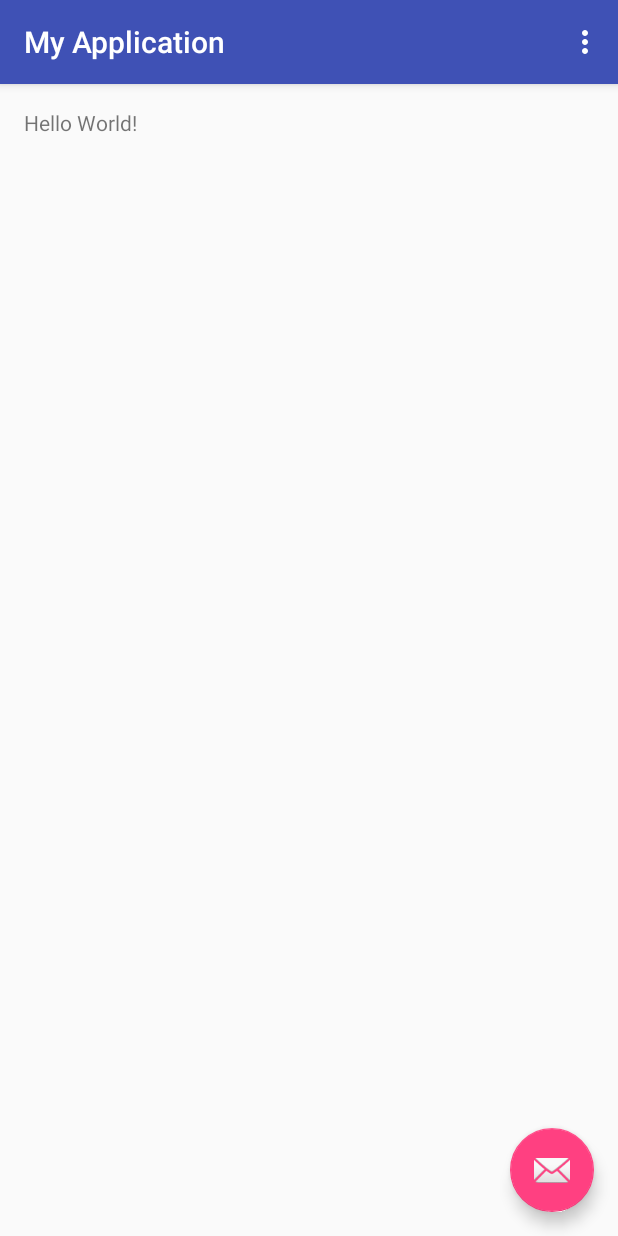
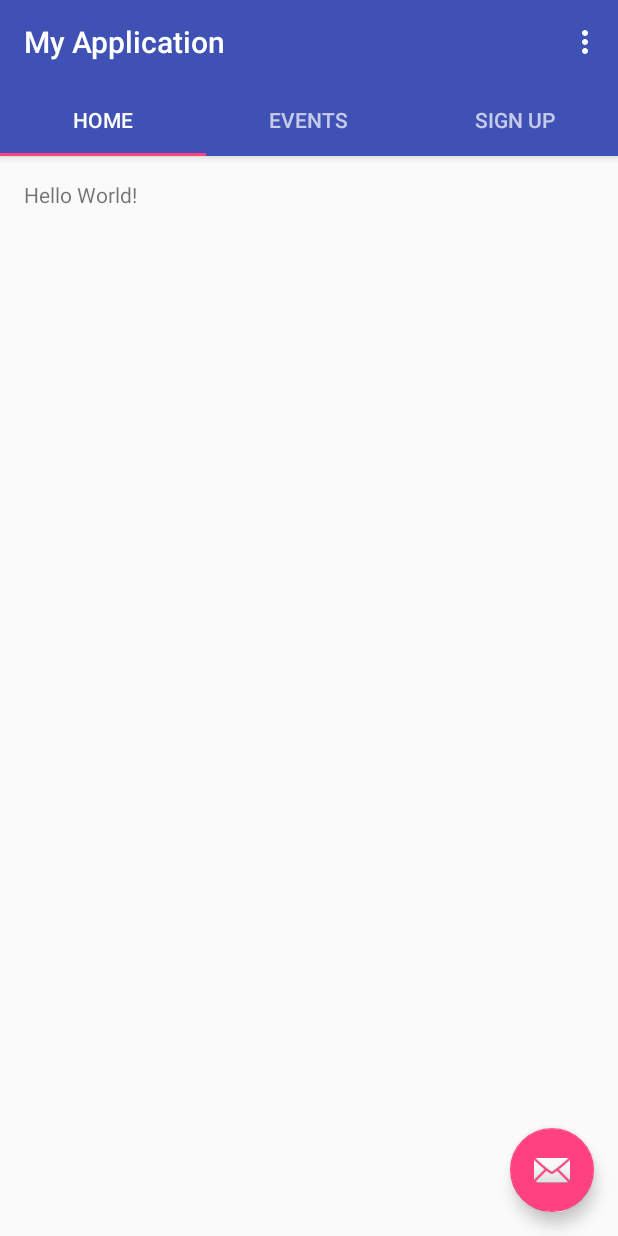
Before and after one commit to hoja0512/RLC, an Android app: the screen it shows after launch (MainActivity), on a phone screen of 412 x 824 dp. Run offline under Robolectric (Android 15) with nearby library versions, the phone set to English and light mode, and no system bars.

Commit message:
Working Tab Navigation

```diff
--- /dev/null
+++ b/app/src/main/java/com/example/jason/myapplication/DummyFragment.java
@@ -0,0 +1,33 @@
+package com.example.jason.myapplication;
+
+
+import android.support.v4.app.Fragment;
+import android.os.Bundle;
+import android.view.LayoutInflater;
+import android.view.View;
+import android.view.ViewGroup;
+import android.widget.TextView;
+
+
+/**
+ * A simple {@link Fragment} subclass.
+ */
+public class DummyFragment extends Fragment {
+    public static final String ARG_SECTION_NUMBER = "section_number";
+
+    public DummyFragment() {
+        // Required empty public constructor
+    }
+
+
+    @Override
+    public View onCreateView(LayoutInflater inflater, ViewGroup container,
+                             Bundle savedInstanceState) {
+        View rootView = inflater.inflate(R.layout.fragment_dummy, container, false);
+        TextView dummyTextView = (TextView) rootView.findViewById(R.id.textView);
+        dummyTextView.setText(Integer.toString(getArguments().getInt(ARG_SECTION_NUMBER)));
+        return rootView;
+    }
+
+
+}
--- a/app/src/main/java/com/example/jason/myapplication/MainActivity.java
+++ b/app/src/main/java/com/example/jason/myapplication/MainActivity.java
@@ -1,15 +1,22 @@
 package com.example.jason.myapplication;
 
 import android.os.Bundle;
-import android.support.design.widget.FloatingActionButton;
-import android.support.design.widget.Snackbar;
+import android.support.design.widget.TabLayout;
+import android.support.v4.view.ViewPager;
 import android.support.v7.app.AppCompatActivity;
 import android.support.v7.widget.Toolbar;
-import android.view.View;
 import android.view.Menu;
 import android.view.MenuItem;
 
 public class MainActivity extends AppCompatActivity {
+
+    // name a ViewPager variable. A ViewPager is a layout manager that allows the user to
+    // flip left and right through pages of data. You supply an PagerAdapter to generate the
+    // pages that the view shows. mViewPager host the contents supplied by the PagerAdapter
+
+    // PagerAdapter is an class that represents each page as a Fragment.
+    // mSectionsPagerAdapter will provide fragments for each page.
+    SectionsPagerAdapter mSectionsPagerAdapter;
 
     @Override
     protected void onCreate(Bundle savedInstanceState) {
@@ -18,14 +25,37 @@ public class MainActivity extends AppCompatActivity {
         Toolbar toolbar = (Toolbar) findViewById(R.id.toolbar);
         setSupportActionBar(toolbar);
 
-        FloatingActionButton fab = (FloatingActionButton) findViewById(R.id.fab);
-        fab.setOnClickListener(new View.OnClickListener() {
+        //create a TabLayout object that references the view in activity main.
+        TabLayout tabLayout = (TabLayout) findViewById(R.id.tab_layout);
+        //create a ViewPager object that references the view in activity main.
+        final ViewPager mViewPager = (ViewPager) findViewById(R.id.pager);
+        //create an Adapter
+        mSectionsPagerAdapter = new SectionsPagerAdapter(getSupportFragmentManager());
+        //create tabs
+        tabLayout.setTabsFromPagerAdapter(mSectionsPagerAdapter);
+        //supply the ViewPager with the adapter
+        mViewPager.setAdapter(mSectionsPagerAdapter);
+
+        //create viewPager listeners which a TabLayout listener.
+       mViewPager.addOnPageChangeListener(new TabLayout.TabLayoutOnPageChangeListener(tabLayout));
+        tabLayout.setOnTabSelectedListener(new TabLayout.OnTabSelectedListener() {
             @Override
-            public void onClick(View view) {
-                Snackbar.make(view, "Replace with your own action", Snackbar.LENGTH_LONG)
-                        .setAction("Action", null).show();
+            public void onTabSelected(TabLayout.Tab tab) {
+                mViewPager.setCurrentItem(tab.getPosition());
+            }
+
+            @Override
+            public void onTabUnselected(TabLayout.Tab tab) {
+
+            }
+
+            @Override
+            public void onTabReselected(TabLayout.Tab tab) {
+
             }
         });
+
+
     }
 
     @Override
--- /dev/null
+++ b/app/src/main/java/com/example/jason/myapplication/SectionsPagerAdapter.java
@@ -0,0 +1,82 @@
+package com.example.jason.myapplication;
+
+import android.os.Bundle;
+import android.support.v4.app.Fragment;
+import android.support.v4.app.FragmentManager;
+import android.support.v4.app.FragmentPagerAdapter;
+import android.support.v4.view.ViewPager;
+
+import java.util.Locale;
+
+/**
+ * Created by jason on 10/12/15.
+ */
+//Define the mSectionsPagerAdapter that you're using by inheriting the FragmentPagerAdapter
+// You're basically saying SectionsPagerAdapter is a subclass of FragmentPagerAdapter.
+public class SectionsPagerAdapter extends FragmentPagerAdapter {
+
+    //define the constructor by just using the constructor defined in FragmentPagerAdapter
+    // the constructor in the super takes a FragmentManager object as its parameter
+    public SectionsPagerAdapter (FragmentManager fm){
+        super(fm);
+    }
+    // your class must also implement the two abstract methods getItem(int) & getCount()
+
+    /**
+     * Method gets the fragment corresponding to the specified position. This fragment is
+     * then used to populate the contents of the {@link ViewPager}.
+     *
+     * @param position Position to fetch fragment for.
+     * @return return the Fragment for the specified position.
+     */
+
+    @Override
+    public Fragment getItem(int position){
+        // create an instance of a fragment that you would define for your app. right now the fragment
+        // is just called DummySectionFragment
+
+        Fragment fragment = new DummyFragment();
+        // Bundles are used to pass data between various activities or to itself in the future
+        // A bundle allows you to gather together different types of data into a single object.
+         Bundle args = new Bundle();
+        //Store the fragment data into the bundle. In this case the data is just the page number
+        args.putInt(DummyFragment.ARG_SECTION_NUMBER, position + 1);
+        //supply the construction arguments for this fragment.
+        fragment.setArguments(args);
+
+        // return the fragment that represents the page you're viewing.
+        return fragment;
+
+    }
+
+    /**
+     * Get the number of pages the {@link ViewPager} should render.
+     * @return Number of fragments to be rendered as pages.
+     */
+    @Override
+    public int getCount(){
+        return 3;
+    }
+
+    /**
+     * Gets the title for each page and displays it on each of the tabs.
+     *
+     * @param position Page to fetch title for.
+     * @return Title for specified page
+     */
+    @Override
+    public CharSequence getPageTitle(int position){
+        Locale l = Locale.getDefault();
+        switch (position){
+            case 0:
+                return "Home".toUpperCase(l);
+            case 1:
+                return "Events".toUpperCase(l);
+            case 2:
+                return "Sign Up".toUpperCase(l);
+        }
+        return null;
+    }
+
+    //End of Adapter
+}
--- a/app/src/main/res/layout/activity_main.xml
+++ b/app/src/main/res/layout/activity_main.xml
@@ -1,25 +1,44 @@
 <?xml version="1.0" encoding="utf-8"?>
-<android.support.design.widget.CoordinatorLayout
-    xmlns:android="http://schemas.android.com/apk/res/android"
+<android.support.design.widget.CoordinatorLayout xmlns:android="http://schemas.android.com/apk/res/android"
     xmlns:app="http://schemas.android.com/apk/res-auto"
-    xmlns:tools="http://schemas.android.com/tools" android:layout_width="match_parent"
-    android:layout_height="match_parent" android:fitsSystemWindows="true"
+    xmlns:tools="http://schemas.android.com/tools"
+    android:layout_width="match_parent"
+    android:layout_height="match_parent"
+    android:fitsSystemWindows="true"
     tools:context=".MainActivity">
 
-    <android.support.design.widget.AppBarLayout android:layout_height="wrap_content"
-        android:layout_width="match_parent" android:theme="@style/AppTheme.AppBarOverlay">
+    <android.support.design.widget.AppBarLayout
+        android:layout_width="match_parent"
+        android:layout_height="wrap_content"
+        android:theme="@style/AppTheme.AppBarOverlay">
 
-        <android.support.v7.widget.Toolbar android:id="@+id/toolbar"
-            android:layout_width="match_parent" android:layout_height="?attr/actionBarSize"
-            android:background="?attr/colorPrimary" app:popupTheme="@style/AppTheme.PopupOverlay" />
+        <android.support.v7.widget.Toolbar
+            android:id="@+id/toolbar"
+            android:layout_width="match_parent"
+            android:layout_height="?attr/actionBarSize"
+            android:background="?attr/colorPrimary"
+            app:popupTheme="@style/AppTheme.PopupOverlay" />
+        <android.support.design.widget.TabLayout
+            android:id="@+id/tab_layout"
+            android:layout_width="match_parent"
+            android:layout_height="wrap_content"
+            android:layout_below="@+id/toolbar"/>
+        <android.support.v4.view.ViewPager
+            android:id="@+id/pager"
+            android:layout_width="match_parent"
+            android:layout_height="fill_parent"
+            android:layout_below="@id/tab_layout"/>
 
     </android.support.design.widget.AppBarLayout>
 
     <include layout="@layout/content_main" />
 
-    <android.support.design.widget.FloatingActionButton android:id="@+id/fab"
-        android:layout_width="wrap_content" android:layout_height="wrap_content"
-        android:layout_gravity="bottom|end" android:layout_margin="@dimen/fab_margin"
+    <android.support.design.widget.FloatingActionButton
+        android:id="@+id/fab"
+        android:layout_width="wrap_content"
+        android:layout_height="wrap_content"
+        android:layout_gravity="bottom|end"
+        android:layout_margin="@dimen/fab_margin"
         android:src="@android:drawable/ic_dialog_email" />
 
 </android.support.design.widget.CoordinatorLayout>
--- /dev/null
+++ b/app/src/main/res/layout/fragment_dummy.xml
@@ -0,0 +1,14 @@
+<LinearLayout xmlns:android="http://schemas.android.com/apk/res/android"
+    xmlns:tools="http://schemas.android.com/tools"
+    android:layout_width="match_parent"
+    android:layout_height="match_parent"
+    tools:context="com.example.jason.myapplication.DummyFragment">
+
+
+    <TextView
+        android:id="@+id/textView"
+        android:layout_width="match_parent"
+        android:layout_height="match_parent"
+        android:text="@string/hello_blank_fragment" />
+
+</LinearLayout>
--- a/app/src/main/res/values/strings.xml
+++ b/app/src/main/res/values/strings.xml
@@ -1,4 +1,7 @@
 <resources>
     <string name="app_name">My Application</string>
     <string name="action_settings">Settings</string>
+
+<!-- TODO: Remove or change this placeholder text -->
+    <string name="hello_blank_fragment">Hello blank fragment</string>
 </resources>
```
